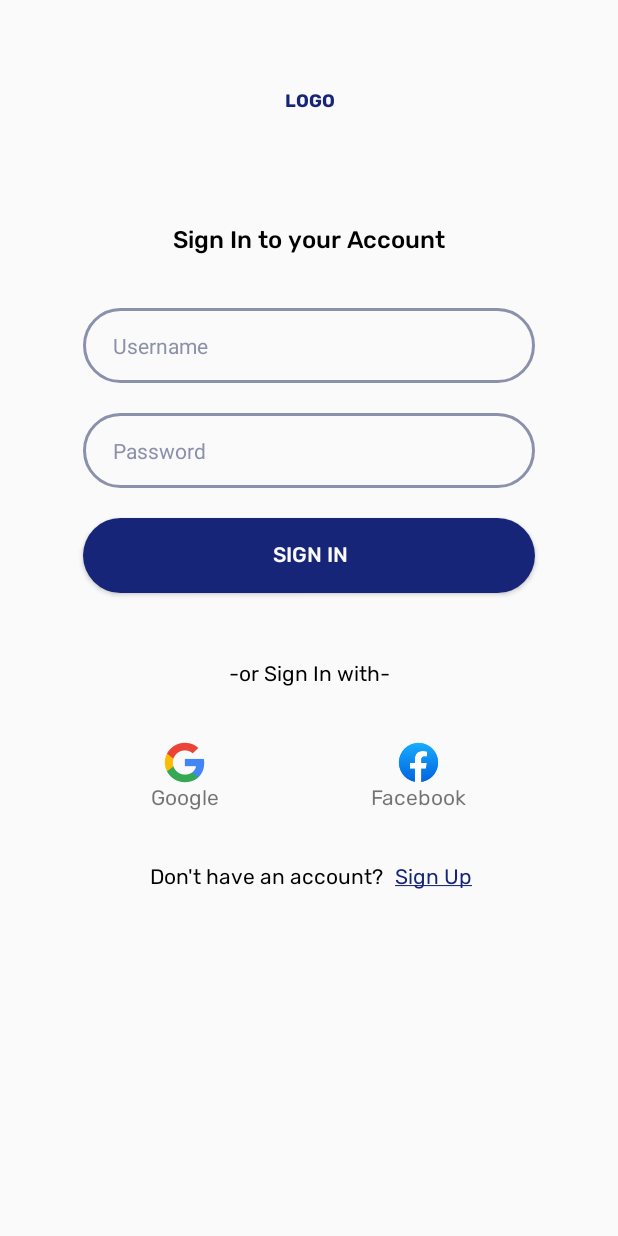
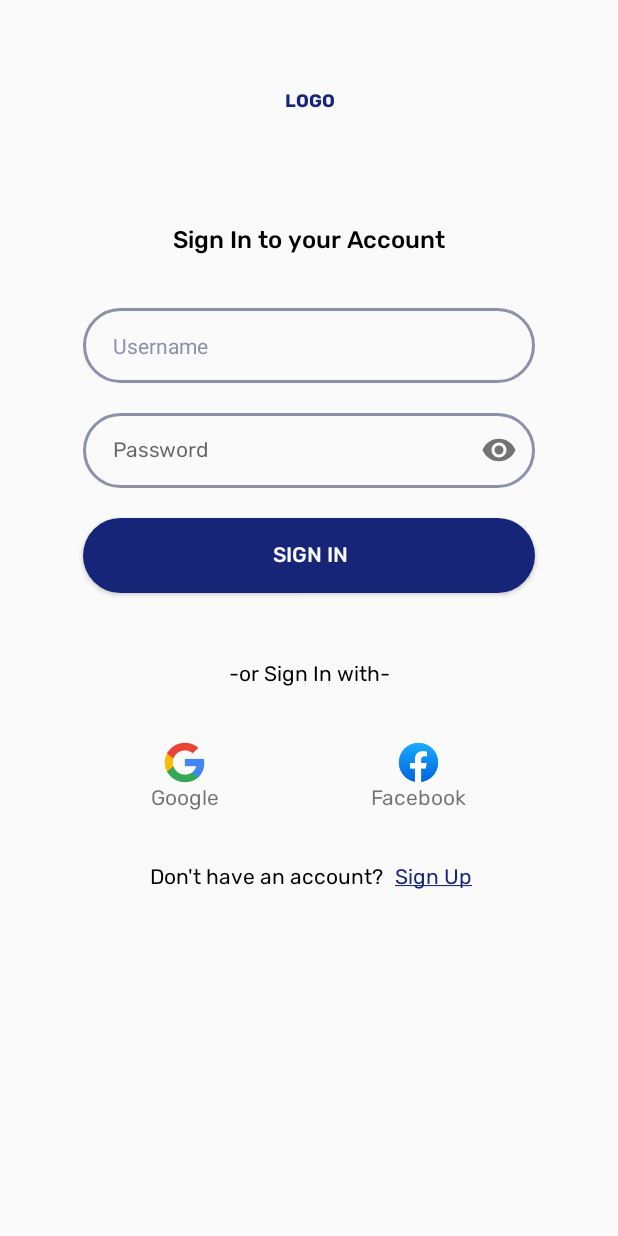
Before and after one commit to Harleen-Singh/DoctorXab, an Android app: the screen it shows after launch (MainActivity), on a phone screen of 412 x 824 dp. Run offline under Robolectric (Android 15) with nearby library versions, the phone set to English and light mode, and no system bars.

Commit message:
Back functionality added

```diff
--- a/app/src/main/res/layout/sign_in.xml
+++ b/app/src/main/res/layout/sign_in.xml
@@ -54,27 +54,35 @@
         app:layout_constraintTop_toBottomOf="@id/tv_desc"
         android:theme="@style/EditTextTheme"/>
 
-    <androidx.appcompat.widget.AppCompatEditText
-        android:id="@+id/edit_password"
-        android:theme="@style/EditTextTheme"
+    <com.google.android.material.textfield.TextInputLayout
+        android:id="@+id/edit_pass"
         android:layout_width="match_parent"
-        android:layout_height="50dp"
+        android:layout_height="wrap_content"
         android:layout_marginLeft="55dp"
         android:layout_marginTop="20dp"
         android:layout_marginRight="55dp"
-        android:background="@drawable/text_field_1"
-        android:hint="@string/password"
-        android:textColorHint="#8B91AB"
-        android:textColor="#8B91AB"
-        android:inputType="textPassword"
-        android:paddingStart="20dp"
-        android:paddingLeft="20dp"
-        android:paddingRight="20dp"
-        android:singleLine="true"
-        android:textSize="14sp"
         app:layout_constraintEnd_toEndOf="parent"
         app:layout_constraintStart_toStartOf="parent"
-        app:layout_constraintTop_toBottomOf="@id/edit_username" />
+        app:layout_constraintTop_toBottomOf="@+id/edit_username"
+        app:hintEnabled="false"
+        app:passwordToggleEnabled="true">
+
+        <com.google.android.material.textfield.TextInputEditText
+            android:id="@+id/create_pass"
+            android:layout_width="match_parent"
+            android:layout_height="50dp"
+            android:background="@drawable/text_field_1"
+            android:fontFamily="@font/rubik"
+            android:hint="@string/password"
+            android:inputType="textPassword"
+            android:textColor="#8B91AB"
+            android:paddingStart="20dp"
+            android:paddingLeft="20dp"
+            android:singleLine="true"
+            android:textSize="14sp"
+            android:theme="@style/EditTextTheme"
+            tools:ignore="RtlSymmetry" />
+    </com.google.android.material.textfield.TextInputLayout>
 
     <Button
         android:id="@+id/btn_sign_in"
@@ -90,7 +98,7 @@
         android:text="@string/sign_in"
         android:textSize="14sp"
         android:textColor="@color/app.compat.light"
-        app:layout_constraintTop_toBottomOf="@id/edit_password" />
+        app:layout_constraintTop_toBottomOf="@id/edit_pass" />
 
     <TextView
         android:id="@+id/tv_or"
```
